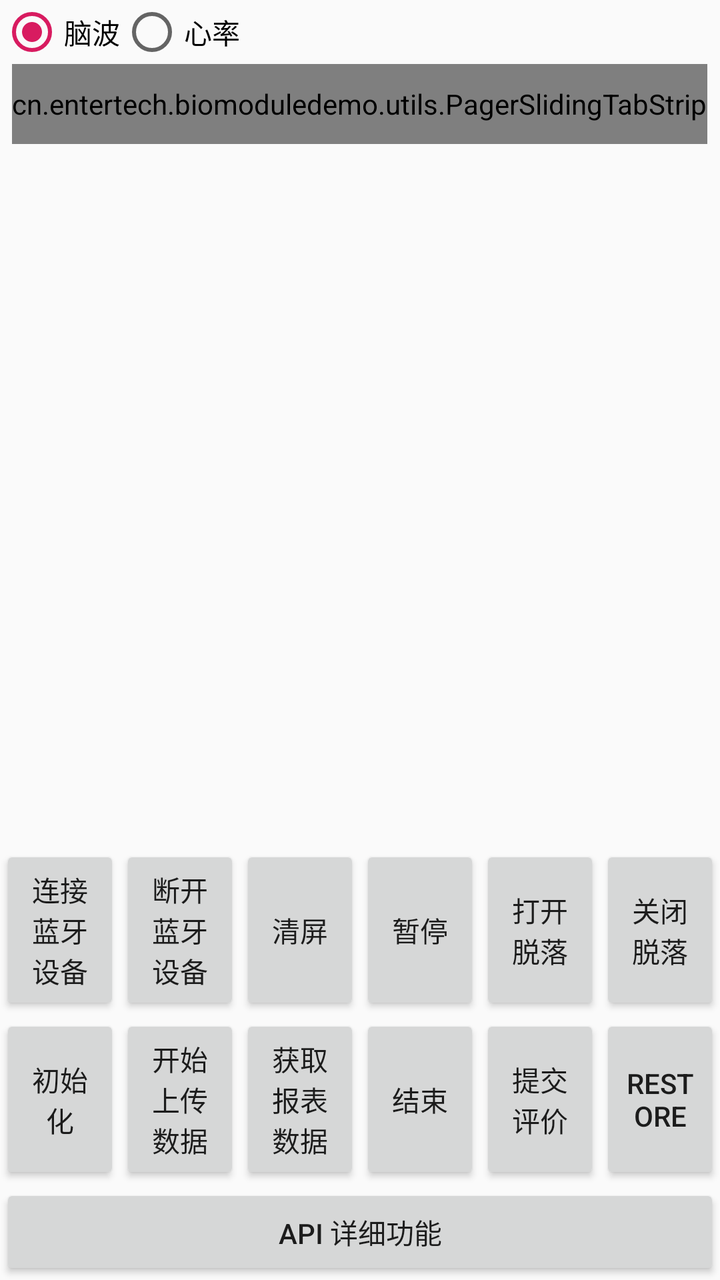
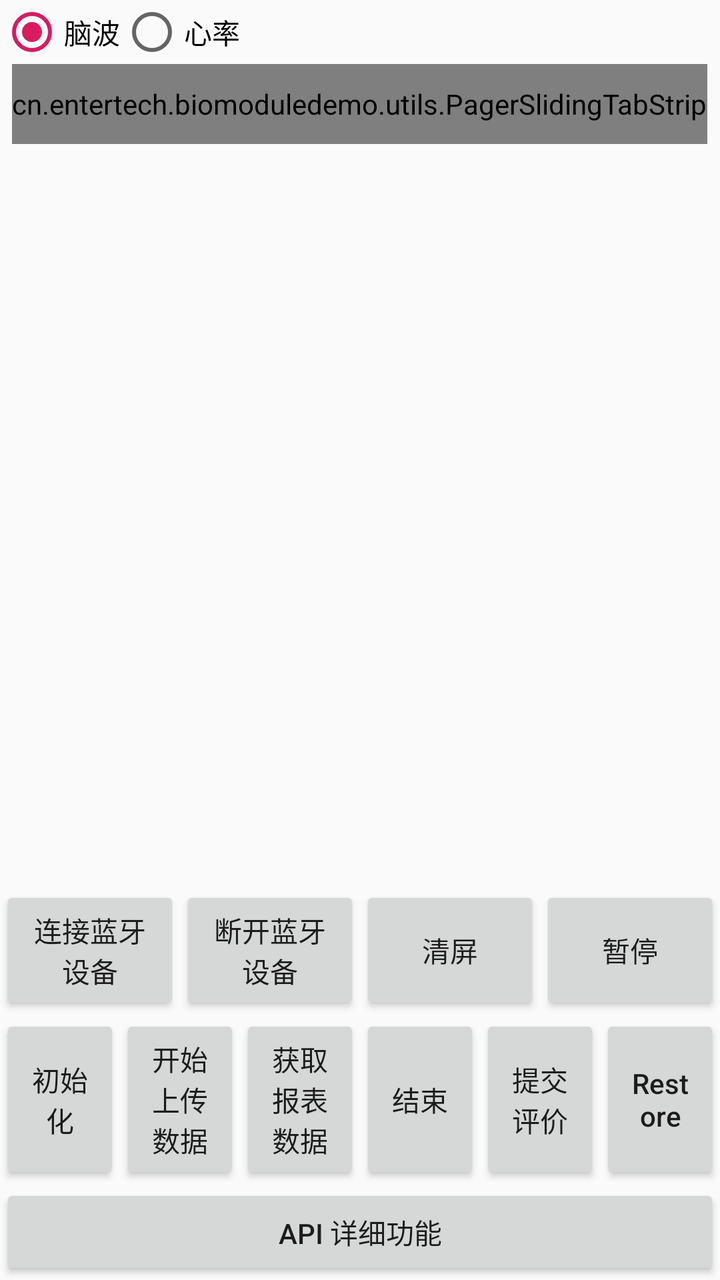

Compare the two renders of this Android layout. The source of the first and the diff that turns it into the second are given below.
<!-- AndroidManifest.xml: activity theme AppTheme.NoActionBar -->
<!-- res/layout/activity_main.xml -->
<?xml version="1.0" encoding="utf-8"?>
<LinearLayout
        xmlns:android="http://schemas.android.com/apk/res/android"
        xmlns:app="http://schemas.android.com/apk/res-auto"
        xmlns:tools="http://schemas.android.com/tools"
        android:layout_width="match_parent"
        android:layout_height="match_parent"
        tools:context=".activity.MainActivity"
        android:orientation="vertical"
        >

    <RadioGroup
            android:layout_width="match_parent"
            android:layout_height="wrap_content"
            android:orientation="horizontal"
            >

        <RadioButton
                android:id="@+id/rb_brain"
                android:layout_width="wrap_content"
                android:layout_height="wrap_content"
                android:text="脑波"
                android:checked="true"
                />

        <RadioButton
                android:id="@+id/rb_heart"
                android:layout_width="wrap_content"
                android:layout_height="wrap_content"
                android:text="心率"
                />

    </RadioGroup>

    
    <cn.entertech.biomoduledemo.utils.PagerSlidingTabStrip
            android:id="@+id/message_tabs"
            android:layout_gravity="center"
            app:pstsIndicatorHeight="2dp"
            app:pstsUnderlineHeight="0dp"
            app:pstsTabUnselectedTextColor="#999999"
            app:pstsTabSelectedTextColor="@color/colorPrimary"
            app:pstsIndicatorColor="@color/colorPrimary"
            android:layout_width="wrap_content"
            android:layout_height="40dp"
            />

    <android.support.v4.view.ViewPager
            android:id="@+id/vp_contain"
            android:layout_width="match_parent"
            android:layout_height="0dp"
            android:layout_weight="1"
            >

    </android.support.v4.view.ViewPager>

    <LinearLayout
            android:layout_width="match_parent"
            android:layout_height="wrap_content"
            android:orientation="horizontal"
            >

        <Button
                android:layout_weight="1"
                android:layout_width="0dp"
                android:layout_height="match_parent"
                android:text="连接蓝牙设备"
                android:onClick="onConnectDevice"
                />

        <Button
                android:layout_weight="1"
                android:layout_width="0dp"
                android:layout_height="match_parent"
                android:text="断开蓝牙设备"
                android:onClick="onDisconnetDevice"
                />


        <Button
                android:layout_weight="1"
                android:layout_width="0dp"
                android:layout_height="match_parent"
                android:text="清屏"
                android:onClick="onClear"
                />


        <Button
                android:layout_weight="1"
                android:layout_width="0dp"
                android:layout_height="match_parent"
                android:text="暂停"
                android:onClick="onPause"
                />


        <Button
                android:layout_weight="1"
                android:layout_width="0dp"
                android:layout_height="match_parent"
                android:text="打开脱落"
                android:onClick="onStartContact"
                />

        <Button
                android:layout_weight="1"
                android:layout_width="0dp"
                android:layout_height="match_parent"
                android:text="关闭脱落"
                android:onClick="onStopContact"
                />


    </LinearLayout>

    <LinearLayout
            android:layout_width="match_parent"
            android:layout_height="wrap_content"
            android:orientation="horizontal"
            >

        <Button
                android:layout_weight="1"
                android:layout_width="0dp"
                android:layout_height="match_parent"
                android:text="初始化"
                android:onClick="onInit"
                />

        <Button
                android:layout_weight="1"
                android:layout_width="0dp"
                android:layout_height="match_parent"
                android:text="开始上传数据"
                android:onClick="onStartUpload"
                />

        <Button
                android:layout_weight="1"
                android:layout_width="0dp"
                android:layout_height="match_parent"
                android:text="获取报表数据"
                android:onClick="onReport"
                />

        <Button
                android:layout_weight="1"
                android:layout_width="0dp"
                android:layout_height="match_parent"
                android:text="结束"
                android:onClick="onFinish"
                />

        <Button
                android:layout_weight="1"
                android:layout_width="0dp"
                android:layout_height="match_parent"
                android:text="提交评价"
                android:onClick="onSubmit"
                />
        <Button
                android:layout_weight="1"
                android:layout_width="0dp"
                android:layout_height="match_parent"
                android:text="Restore"
                android:onClick="onRestore"
                />

    </LinearLayout>

    <Button
            android:layout_width="match_parent"
            android:layout_height="wrap_content"
            android:text="API 详细功能"
            android:onClick="toApiDetail"
            />

    
    
    
    
    
    
    
    
    
    
    
    


</LinearLayout>
<!-- resources referenced by this layout -->
<resources>
  <color name="colorPrimary">#008577</color>
  <style name="AppTheme.NoActionBar">
          <item name="windowActionBar">false</item>
          <item name="windowNoTitle">true</item>
      </style>
</resources>

<!-- the commit's change to res/layout/activity_main.xml (unified diff, before → after) -->
@@ -19,7 +19,7 @@
                 android:id="@+id/rb_brain"
                 android:layout_width="wrap_content"
                 android:layout_height="wrap_content"
-                android:text="脑波"
+                android:text="@string/brainwave"
                 android:checked="true"
                 />
 
@@ -27,7 +27,7 @@
                 android:id="@+id/rb_heart"
                 android:layout_width="wrap_content"
                 android:layout_height="wrap_content"
-                android:text="心率"
+                android:text="@string/heart_rate"
                 />
 
     </RadioGroup>
@@ -61,54 +61,41 @@
             >
 
         <Button
+                android:textAllCaps="false"
                 android:layout_weight="1"
                 android:layout_width="0dp"
                 android:layout_height="match_parent"
-                android:text="连接蓝牙设备"
+                android:text="@string/main_connect_to_ble"
                 android:onClick="onConnectDevice"
                 />
 
         <Button
+                android:textAllCaps="false"
                 android:layout_weight="1"
                 android:layout_width="0dp"
                 android:layout_height="match_parent"
-                android:text="断开蓝牙设备"
-                android:onClick="onDisconnetDevice"
+                android:text="@string/main_disconnect_ble"
+                android:onClick="onDisconnectDevice"
                 />
 
 
         <Button
+                android:textAllCaps="false"
                 android:layout_weight="1"
                 android:layout_width="0dp"
                 android:layout_height="match_parent"
-                android:text="清屏"
+                android:text="@string/main_clear"
                 android:onClick="onClear"
                 />
 
 
         <Button
+                android:textAllCaps="false"
                 android:layout_weight="1"
                 android:layout_width="0dp"
                 android:layout_height="match_parent"
-                android:text="暂停"
+                android:text="@string/main_pause"
                 android:onClick="onPause"
-                />
-
-
-        <Button
-                android:layout_weight="1"
-                android:layout_width="0dp"
-                android:layout_height="match_parent"
-                android:text="打开脱落"
-                android:onClick="onStartContact"
-                />
-
-        <Button
-                android:layout_weight="1"
-                android:layout_width="0dp"
-                android:layout_height="match_parent"
-                android:text="关闭脱落"
-                android:onClick="onStopContact"
                 />
 
 
@@ -121,45 +108,51 @@
             >
 
         <Button
+                android:textAllCaps="false"
                 android:layout_weight="1"
                 android:layout_width="0dp"
                 android:layout_height="match_parent"
-                android:text="初始化"
+                android:text="@string/main_init"
                 android:onClick="onInit"
                 />
 
         <Button
+                android:textAllCaps="false"
                 android:layout_weight="1"
                 android:layout_width="0dp"
                 android:layout_height="match_parent"
-                android:text="开始上传数据"
+                android:text="@string/main_upload"
                 android:onClick="onStartUpload"
                 />
 
         <Button
+                android:textAllCaps="false"
                 android:layout_weight="1"
                 android:layout_width="0dp"
                 android:layout_height="match_parent"
-                android:text="获取报表数据"
+                android:text="@string/upload"
                 android:onClick="onReport"
                 />
 
         <Button
+                android:textAllCaps="false"
                 android:layout_weight="1"
                 android:layout_width="0dp"
                 android:layout_height="match_parent"
-                android:text="结束"
+                android:text="@string/main_finish"
                 android:onClick="onFinish"
                 />
 
         <Button
+                android:textAllCaps="false"
                 android:layout_weight="1"
                 android:layout_width="0dp"
                 android:layout_height="match_parent"
-                android:text="提交评价"
+                android:text="@string/main_submit_comment"
                 android:onClick="onSubmit"
                 />
         <Button
+                android:textAllCaps="false"
                 android:layout_weight="1"
                 android:layout_width="0dp"
                 android:layout_height="match_parent"
@@ -170,9 +163,10 @@
     </LinearLayout>
 
     <Button
+            android:textAllCaps="false"
             android:layout_width="match_parent"
             android:layout_height="wrap_content"
-            android:text="API 详细功能"
+            android:text="@string/main_api_detail"
             android:onClick="toApiDetail"
             />
 
<!-- resource entries referenced after the edit -->
@@ -1,6 +1,18 @@
 <!-- resources referenced by this layout -->
 <resources>
   <color name="colorPrimary">#008577</color>
+  <string name="brainwave">脑波</string>
+  <string name="heart_rate">心率</string>
+  <string name="main_api_detail">API 详细功能</string>
+  <string name="main_clear">清屏</string>
+  <string name="main_connect_to_ble">连接蓝牙设备</string>
+  <string name="main_disconnect_ble">断开蓝牙设备</string>
+  <string name="main_finish">结束</string>
+  <string name="main_init">初始化</string>
+  <string name="main_pause">暂停</string>
+  <string name="main_submit_comment">提交评价</string>
+  <string name="main_upload">开始上传数据</string>
+  <string name="upload">获取报表数据</string>
   <style name="AppTheme.NoActionBar">
           <item name="windowActionBar">false</item>
           <item name="windowNoTitle">true</item>
